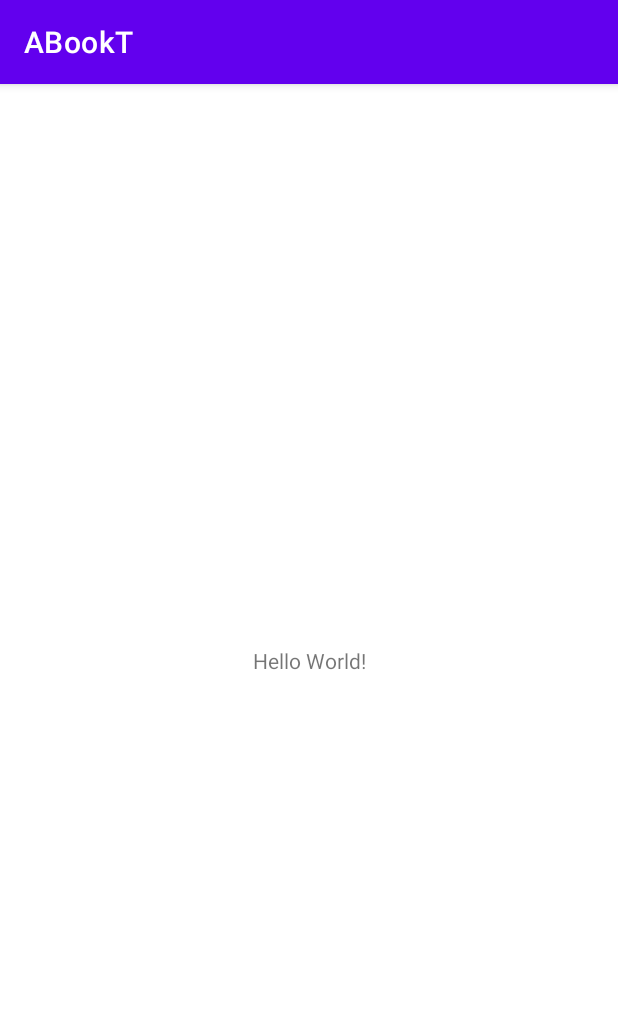
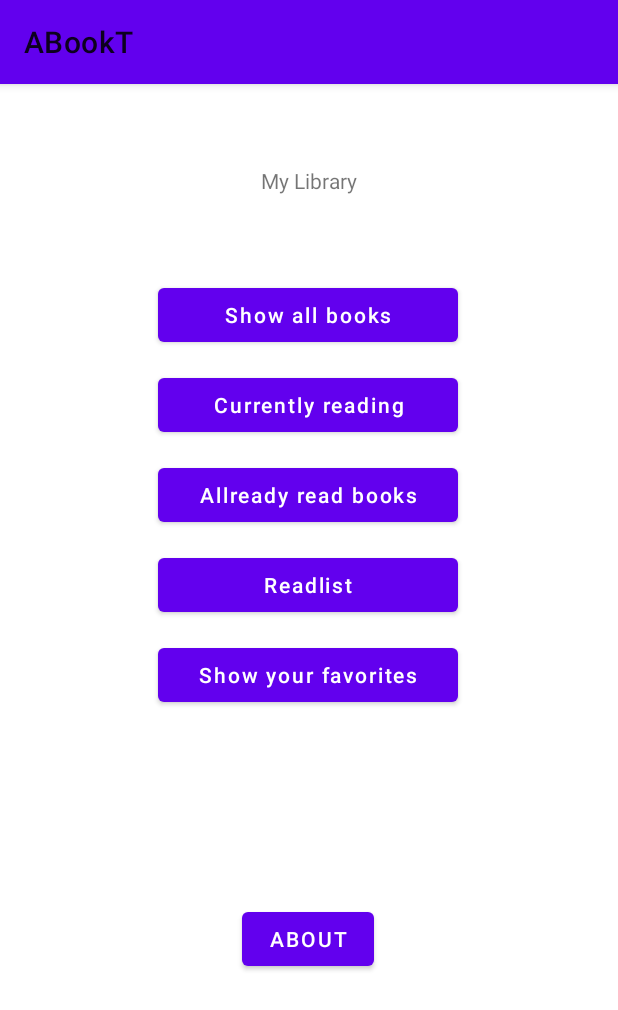
Before and after one commit to beiko14/ABookT, an Android app: the screen it shows after launch (MainActivity), on a phone screen of 412 x 824 dp. Shown: the top 1010 px of the screen. Run offline under Robolectric (Android 15) with nearby library versions, the phone set to English and light mode, and no system bars.

Commit message:
implementing MaterialDesign. Creating MainActivity-Layout and Design. Initiating MainActivity-Buttons

```diff
--- a/app/build.gradle
+++ b/app/build.gradle
@@ -30,6 +30,7 @@ android {
 
 dependencies {
 
+    implementation 'com.google.android.material:material:1.3.0'
     implementation 'androidx.appcompat:appcompat:1.3.0'
     implementation 'com.google.android.material:material:1.3.0'
     implementation 'androidx.constraintlayout:constraintlayout:2.0.4'
--- a/app/src/main/AndroidManifest.xml
+++ b/app/src/main/AndroidManifest.xml
@@ -9,6 +9,7 @@
         android:roundIcon="@mipmap/ic_launcher_round"
         android:supportsRtl="true"
         android:theme="@style/Theme.ABookT">
+        <activity android:name=".AllBooksActivity"></activity>
         <activity android:name=".MainActivity">
             <intent-filter>
                 <action android:name="android.intent.action.MAIN" />
--- /dev/null
+++ b/app/src/main/java/com/example/abookt/AllBooksActivity.java
@@ -0,0 +1,14 @@
+package com.example.abookt;
+
+import androidx.appcompat.app.AppCompatActivity;
+
+import android.os.Bundle;
+
+public class AllBooksActivity extends AppCompatActivity {
+
+    @Override
+    protected void onCreate(Bundle savedInstanceState) {
+        super.onCreate(savedInstanceState);
+        setContentView(R.layout.activity_all_books);
+    }
+}
--- a/app/src/main/java/com/example/abookt/MainActivity.java
+++ b/app/src/main/java/com/example/abookt/MainActivity.java
@@ -2,13 +2,39 @@ package com.example.abookt;
 
 import androidx.appcompat.app.AppCompatActivity;
 
+import android.content.Intent;
 import android.os.Bundle;
+import android.view.View;
+import android.widget.Button;
 
 public class MainActivity extends AppCompatActivity {
+
+    private Button buttonAllBooks, buttonCurrentlyReading,
+            buttonAllreadyRead, buttonWantToReadBooks, buttonFavorite, buttonAbout;
 
     @Override
     protected void onCreate(Bundle savedInstanceState) {
         super.onCreate(savedInstanceState);
         setContentView(R.layout.activity_main);
+
+        initViews();
+
+        buttonAllBooks.setOnClickListener(new View.OnClickListener() {
+            @Override
+            public void onClick(View v) {
+                Intent intent = new Intent(MainActivity.this, AllBooksActivity.class);
+                startActivity(intent);
+            }
+        });
     }
+
+    public void initViews(){
+        buttonAllBooks = findViewById(R.id.buttonAllBooks);
+        buttonCurrentlyReading = findViewById(R.id.buttonCurrentlyReading);
+        buttonAllreadyRead = findViewById(R.id.buttonAllreadyRead);
+        buttonWantToReadBooks = findViewById(R.id.buttonWantToReadBooks);
+        buttonFavorite = findViewById(R.id.buttonFavorite);
+        buttonAbout = findViewById(R.id.buttonAbout);
+    }
+
 }
--- /dev/null
+++ b/app/src/main/res/layout/activity_all_books.xml
@@ -0,0 +1,10 @@
+<?xml version="1.0" encoding="utf-8"?>
+<androidx.constraintlayout.widget.ConstraintLayout xmlns:android="http://schemas.android.com/apk/res/android"
+    xmlns:app="http://schemas.android.com/apk/res-auto"
+    xmlns:tools="http://schemas.android.com/tools"
+    android:layout_width="match_parent"
+    android:layout_height="match_parent"
+    tools:context=".AllBooksActivity"
+    android:background="@color/teal_200">
+
+</androidx.constraintlayout.widget.ConstraintLayout>
--- a/app/src/main/res/layout/activity_main.xml
+++ b/app/src/main/res/layout/activity_main.xml
@@ -6,13 +6,92 @@
     android:layout_height="match_parent"
     tools:context=".MainActivity">
 
-    <TextView
+    <ImageView
+        android:id="@+id/imgLogo"
         android:layout_width="wrap_content"
         android:layout_height="wrap_content"
-        android:text="Hello World!"
         app:layout_constraintBottom_toBottomOf="parent"
-        app:layout_constraintLeft_toLeftOf="parent"
-        app:layout_constraintRight_toRightOf="parent"
-        app:layout_constraintTop_toTopOf="parent" />
+        app:layout_constraintEnd_toEndOf="parent"
+        app:layout_constraintStart_toStartOf="parent"
+        app:layout_constraintTop_toTopOf="parent"
+        app:layout_constraintVertical_bias="0.050000012"
+        tools:srcCompat="@tools:sample/avatars" />
+
+    <TextView
+        android:id="@+id/textName"
+        android:layout_width="wrap_content"
+        android:layout_height="wrap_content"
+        android:layout_marginTop="16dp"
+        android:text="My Library"
+        app:layout_constraintEnd_toEndOf="@+id/imgLogo"
+        app:layout_constraintStart_toStartOf="@+id/imgLogo"
+        app:layout_constraintTop_toBottomOf="@+id/imgLogo" />
+
+    <Button
+        android:id="@+id/buttonAllBooks"
+        android:layout_width="200dp"
+        android:layout_height="wrap_content"
+        android:layout_marginTop="56dp"
+        android:text="Show all books"
+        android:textAllCaps="false"
+        app:layout_constraintEnd_toEndOf="@+id/textName"
+        app:layout_constraintHorizontal_bias="0.506"
+        app:layout_constraintStart_toStartOf="@+id/textName"
+        app:layout_constraintTop_toBottomOf="@+id/textName" />
+
+    <Button
+        android:id="@+id/buttonCurrentlyReading"
+        android:layout_width="200dp"
+        android:layout_height="wrap_content"
+        android:layout_marginTop="12dp"
+        android:text="Currently reading"
+        android:textAllCaps="false"
+        app:layout_constraintEnd_toEndOf="@+id/buttonAllBooks"
+        app:layout_constraintHorizontal_bias="0.529"
+        app:layout_constraintStart_toStartOf="@+id/buttonAllBooks"
+        app:layout_constraintTop_toBottomOf="@+id/buttonAllBooks" />
+
+    <Button
+        android:id="@+id/buttonAllreadyRead"
+        android:layout_width="200dp"
+        android:layout_height="wrap_content"
+        android:layout_marginTop="12dp"
+        android:text="Allready read books"
+        android:textAllCaps="false"
+        app:layout_constraintEnd_toEndOf="@+id/buttonCurrentlyReading"
+        app:layout_constraintStart_toStartOf="@+id/buttonCurrentlyReading"
+        app:layout_constraintTop_toBottomOf="@+id/buttonCurrentlyReading" />
+
+    <Button
+        android:id="@+id/buttonWantToReadBooks"
+        android:layout_width="200dp"
+        android:layout_height="wrap_content"
+        android:layout_marginTop="12dp"
+        android:text="Readlist"
+        android:textAllCaps="false"
+        app:layout_constraintEnd_toEndOf="@+id/buttonAllreadyRead"
+        app:layout_constraintStart_toStartOf="@+id/buttonAllreadyRead"
+        app:layout_constraintTop_toBottomOf="@+id/buttonAllreadyRead" />
+
+    <Button
+        android:id="@+id/buttonFavorite"
+        android:layout_width="200dp"
+        android:layout_height="wrap_content"
+        android:layout_marginTop="12dp"
+        android:text="Show your favorites"
+        android:textAllCaps="false"
+        app:layout_constraintEnd_toEndOf="@+id/buttonWantToReadBooks"
+        app:layout_constraintStart_toStartOf="@+id/buttonWantToReadBooks"
+        app:layout_constraintTop_toBottomOf="@+id/buttonWantToReadBooks" />
+
+    <Button
+        android:id="@+id/buttonAbout"
+        android:layout_width="wrap_content"
+        android:layout_height="wrap_content"
+        android:layout_marginTop="128dp"
+        android:text="About"
+        app:layout_constraintEnd_toEndOf="@+id/buttonFavorite"
+        app:layout_constraintStart_toStartOf="@+id/buttonFavorite"
+        app:layout_constraintTop_toBottomOf="@+id/buttonFavorite" />
 
 </androidx.constraintlayout.widget.ConstraintLayout>
--- a/app/src/main/res/values/themes.xml
+++ b/app/src/main/res/values/themes.xml
@@ -1,6 +1,6 @@
 <resources xmlns:tools="http://schemas.android.com/tools">
     <!-- Base application theme. -->
-    <style name="Theme.ABookT" parent="Theme.MaterialComponents.DayNight.DarkActionBar">
+    <style name="Theme.ABookT" parent="Theme.MaterialComponents.Light">
         <!-- Primary brand color. -->
         <item name="colorPrimary">@color/purple_500</item>
         <item name="colorPrimaryVariant">@color/purple_700</item>
```
